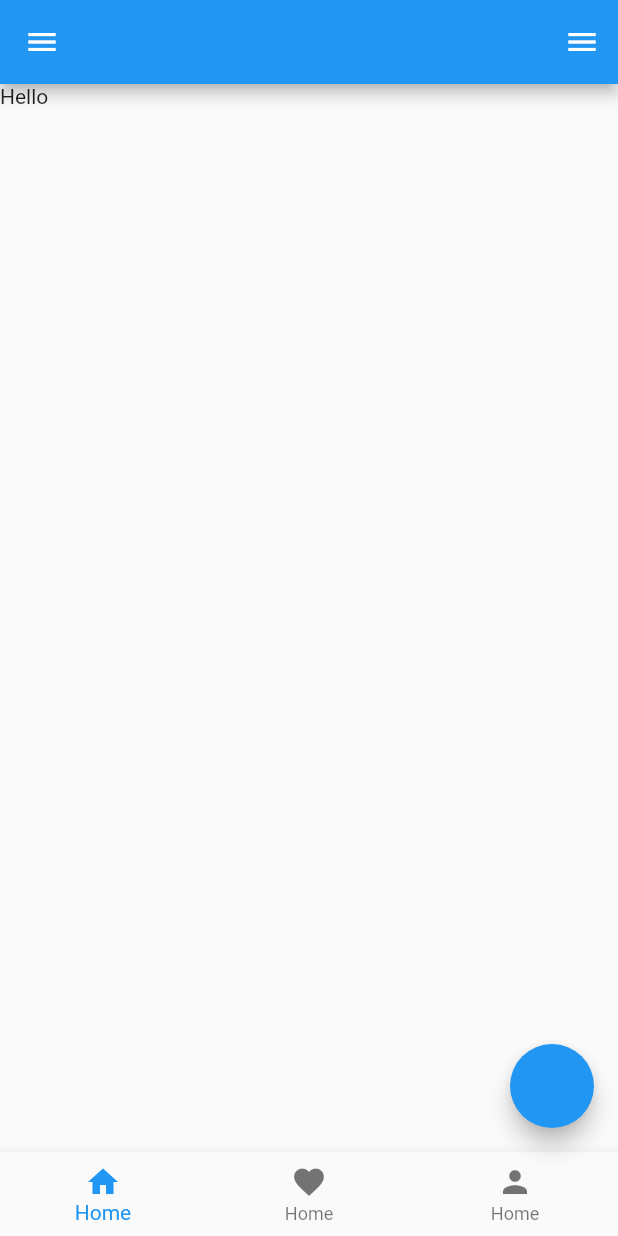
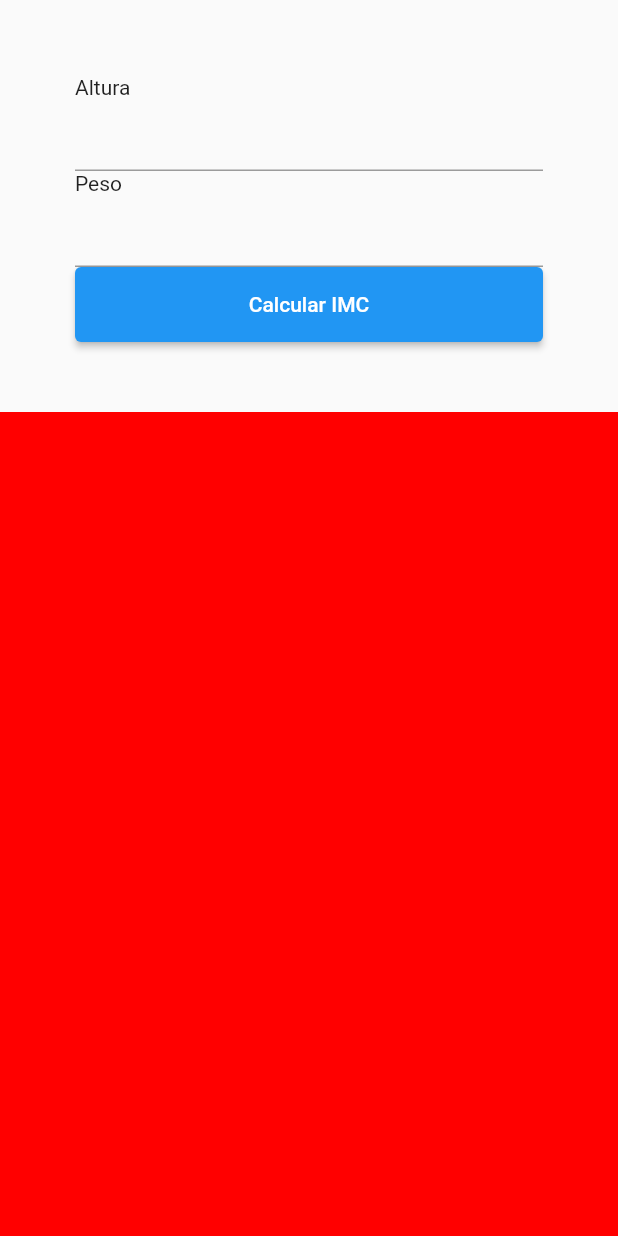
Before and after one commit to henriquedezani/fatec-pdm-app_imc, a Flutter app: the screen it shows after launch, on a phone screen of 412 x 824 dp. Run offline on Flutter 3.47's test engine with Material 2 defaults, Android fonts, the phone set to English and light mode, and no system bars.

Commit message:
Aula do dia 12 de agosto de 2021

```diff
--- a/lib/app.dart
+++ b/lib/app.dart
@@ -8,18 +8,37 @@ class App extends StatelessWidget {
     // Statefull = Executa toda vez que o estado altera (setState())
     return MaterialApp(
       home: Scaffold(
-        appBar: AppBar(),
-        body: Text("Hello"),
-        floatingActionButton: FloatingActionButton(
-          onPressed: () {},
-        ),
-        drawer: Drawer(),
-        endDrawer: ListView(),
-        bottomNavigationBar: BottomNavigationBar(
-          items: [
-            BottomNavigationBarItem(icon: Icon(Icons.home), label: "Home"),
-            BottomNavigationBarItem(icon: Icon(Icons.favorite), label: "Home"),
-            BottomNavigationBarItem(icon: Icon(Icons.person), label: "Home"),
+        body: Column(
+          children: [
+            Flexible(
+              child: Container(
+                padding: EdgeInsets.all(50),
+                child: Column(
+                  mainAxisAlignment: MainAxisAlignment.spaceEvenly,
+                  crossAxisAlignment: CrossAxisAlignment.start,
+                  children: [
+                    Text('Altura'),
+                    TextField(),
+                    Text('Peso'),
+                    TextField(),
+                    Container(
+                      width: double.infinity,
+                      height: 50,
+                      child: ElevatedButton(
+                        onPressed: () {},
+                        child: Text('Calcular IMC'),
+                      ),
+                    ),
+                  ],
+                ),
+              ),
+            ),
+            Flexible(
+              flex: 2,
+              child: Container(
+                color: Color(0xFFFF0000),
+              ),
+            ),
           ],
         ),
       ),
```
Also changed, not shown: 1 other file.
